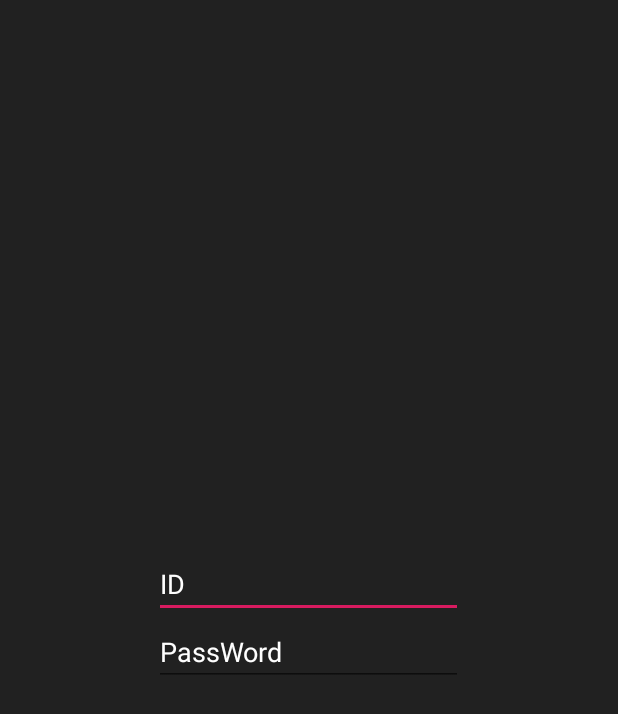
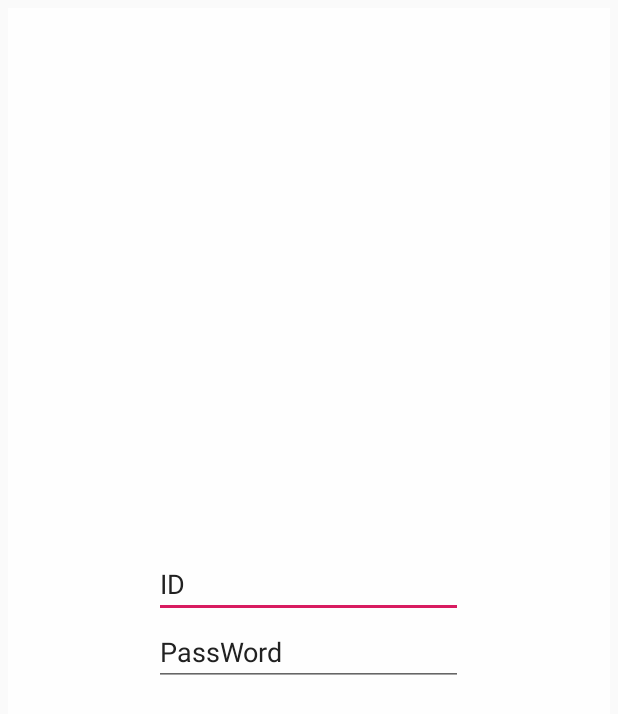
Before and after one commit to fds5gqx/IBS, an Android app: the layout signup_dialog.xml on its own in the app's theme, with its tools: preview values and no code run, on a phone screen of 412 x 824 dp. Shown: the top 714 px of the screen. Run offline under Robolectric (Android 15) with nearby library versions, the phone set to English and light mode, and no system bars.

Commit message:
dialog 색상 변경

```diff
--- a/app/src/main/res/layout/signup_dialog.xml
+++ b/app/src/main/res/layout/signup_dialog.xml
@@ -4,22 +4,24 @@
     android:layout_height="match_parent"
     android:orientation="vertical"
     android:gravity="center"
-    android:background="#212121">
+    android:background="#CCffffff"
+    android:padding="5dp"
+    android:layout_margin="5dp">
 
     <EditText
         android:id="@+id/id_input_sign"
         android:layout_width="206dp"
         android:layout_height="wrap_content"
         android:hint="ID"
-        android:textColor="#ffffff"
-        android:textColorHint="#ffffff" />
+        android:textColor="#212121"
+        android:textColorHint="#212121" />
 
     <EditText
         android:id="@+id/pwd_input_sign"
         android:layout_width="206dp"
         android:layout_height="wrap_content"
-        android:textColor="#ffffff"
-        android:textColorHint="#ffffff"
+        android:textColor="#212121"
+        android:textColorHint="#212121"
         android:hint="PassWord"
         />
 
```
Also changed, not shown: 1 other file.
